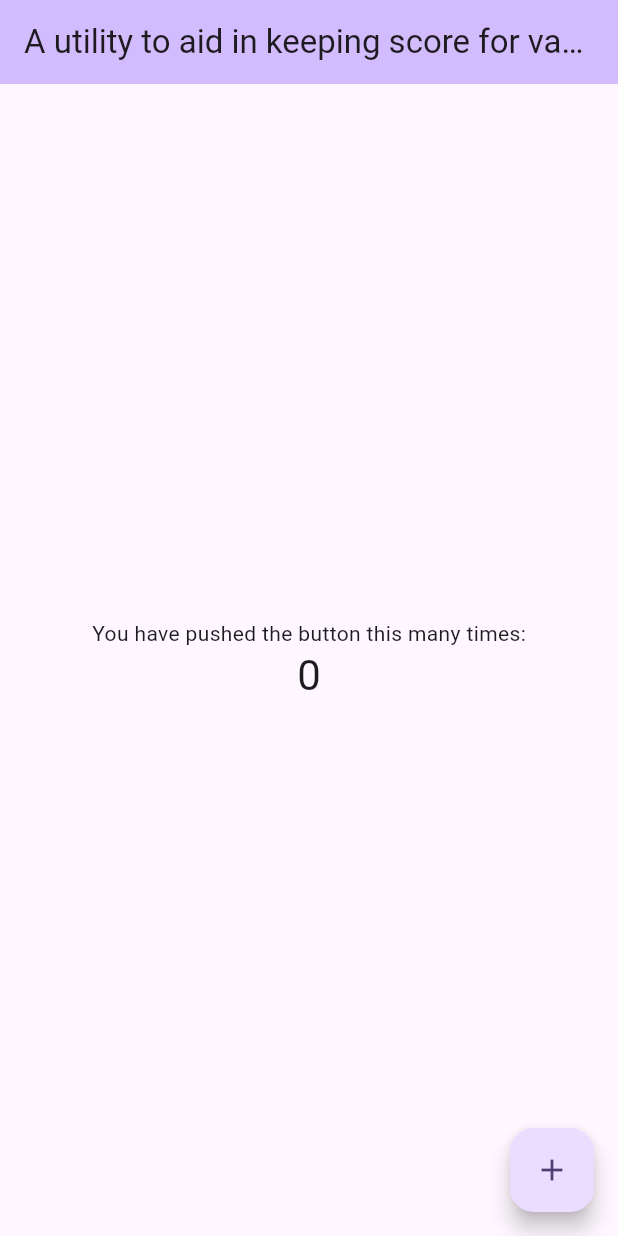
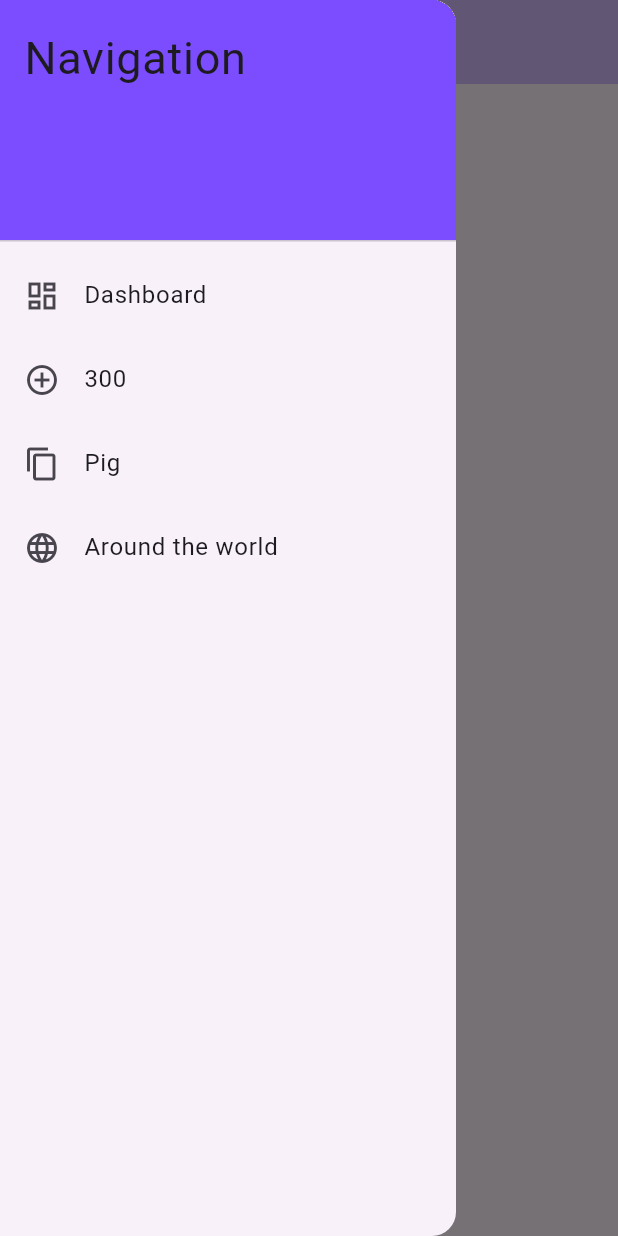
Before and after one commit to ts30727/dartAssistant, a Flutter app: the screen it shows after launch, with the side drawer open (before the commit the screen has no drawer), on a phone screen of 412 x 824 dp. Run offline on Flutter 3.47's test engine with Material 3 defaults, Android fonts, the phone set to English and light mode, and no system bars.

Commit message:
Navigation
Designed and implemented main navigation scheme. Also cleaned up some comments.

```diff
--- a/lib/main.dart
+++ b/lib/main.dart
@@ -1,4 +1,11 @@
+import 'package:dart_assistant/Pages/AroundTheWorld.dart';
+import 'package:dart_assistant/Pages/Dashboard.dart';
+import 'package:dart_assistant/Pages/ThreeHundred.dart';
 import 'package:flutter/material.dart';
+import 'package:dart_assistant/dataModels/NavPage.dart';
+
+import 'Pages/Pig.dart';
+
 
 void main() {
   runApp(const MyApp());
@@ -31,22 +38,14 @@ class MyApp extends StatelessWidget {
         colorScheme: ColorScheme.fromSeed(seedColor: Colors.deepPurple),
         useMaterial3: true,
       ),
-      home: const MyHomePage(title: 'A utility to aid in keeping score for various dart games.'),
+      home: const MyHomePage(
+          title: 'A utility to aid in keeping score for various dart games.'),
     );
   }
 }
 
 class MyHomePage extends StatefulWidget {
   const MyHomePage({super.key, required this.title});
-
-  // This widget is the home page of your application. It is stateful, meaning
-  // that it has a State object (defined below) that contains fields that affect
-  // how it looks.
-
-  // This class is the configuration for the state. It holds the values (in this
-  // case the title) provided by the parent (in this case the App widget) and
-  // used by the build method of the State. Fields in a Widget subclass are
-  // always marked "final".
 
   final String title;
 
@@ -55,71 +54,70 @@ class MyHomePage extends StatefulWidget {
 }
 
 class _MyHomePageState extends State<MyHomePage> {
-  int _counter = 0;
+  Widget _currentPage = const Dashboard();
 
-  void _incrementCounter() {
+  void navToPage(NavPage page) {
     setState(() {
-      // This call to setState tells the Flutter framework that something has
-      // changed in this State, which causes it to rerun the build method below
-      // so that the display can reflect the updated values. If we changed
-      // _counter without calling setState(), then the build method would not be
-      // called again, and so nothing would appear to happen.
-      _counter++;
+      _currentPage = switch(page) {
+        NavPage.dashboard => const Dashboard(),
+        NavPage.threeHundred => const ThreeHundred(),
+        NavPage.pig => const Pig(),
+        NavPage.aroundTheWorld => const AroundTheWorld(),
+      };
     });
+    Navigator.pop(context);
   }
 
   @override
   Widget build(BuildContext context) {
-    // This method is rerun every time setState is called, for instance as done
-    // by the _incrementCounter method above.
-    //
-    // The Flutter framework has been optimized to make rerunning build methods
-    // fast, so that you can just rebuild anything that needs updating rather
-    // than having to individually change instances of widgets.
     return Scaffold(
         appBar: AppBar(
-        // TRY THIS: Try changing the color here to a specific color (to
-        // Colors.amber, perhaps?) and trigger a hot reload to see the AppBar
-        // change color while the other colors stay the same.
           backgroundColor: Theme.of(context).colorScheme.inversePrimary,
-        // Here we take the value from the MyHomePage object that was created by
-        // the App.build method, and use it to set our appbar title.
-        title: Text(widget.title),
+          title: const Text('Dart Assistant'),
         ),
-      body: Center(
-        // Center is a layout widget. It takes a single child and positions it
-        // in the middle of the parent.
-        child: Column(
-          // Column is also a layout widget. It takes a list of children and
-          // arranges them vertically. By default, it sizes itself to fit its
-          // children horizontally, and tries to be as tall as its parent.
-          //
-          // Column has various properties to control how it sizes itself and
-          // how it positions its children. Here we use mainAxisAlignment to
-          // center the children vertically; the main axis here is the vertical
-          // axis because Columns are vertical (the cross axis would be
-          // horizontal).
-          //
-          // TRY THIS: Invoke "debug painting" (choose the "Toggle Debug Paint"
-          // action in the IDE, or press "p" in the console), to see the
-          // wireframe for each widget.
-          mainAxisAlignment: MainAxisAlignment.center,
-          children: <Widget>[
-            const Text(
-              'You have pushed the button this many times:',
+        drawer: Drawer(
+            child: ListView(children: [
+          const DrawerHeader(
+              decoration: BoxDecoration(
+                color: Colors.deepPurpleAccent,
               ),
-            Text(
-              '$_counter',
-              style: Theme.of(context).textTheme.headlineMedium,
+              child: (Text(
+                "Navigation",
+                style: TextStyle(
+                    // color: CupertinoColors.systemBackground,
+                    fontSize: 30),
+              ))),
+          ListTile(
+            leading: const Icon(Icons.dashboard_outlined),
+            title: const Text("Dashboard"),
+            // selectedColor: CustomColors.ioRed,
+            onTap: () {
+              navToPage(NavPage.dashboard);
+            },
           ),
-          ],
+          ListTile(
+            leading: const Icon(Icons.add_circle_outline),
+            title: const Text("300"),
+            onTap: () {
+              navToPage(NavPage.threeHundred);
+            },
           ),
+          ListTile(
+            leading: const Icon(Icons.copy),
+            title: const Text("Pig"),
+            onTap: () {
+              navToPage(NavPage.pig);
+            },
           ),
-      floatingActionButton: FloatingActionButton(
-        onPressed: _incrementCounter,
-        tooltip: 'Increment',
-        child: const Icon(Icons.add),
-      ), // This trailing comma makes auto-formatting nicer for build methods.
+          ListTile(
+            leading: const Icon(Icons.language),
+            title: const Text("Around the world"),
+            onTap: () {
+              navToPage(NavPage.aroundTheWorld);
+            },
+          ),
+        ])),
+        body: _currentPage,
     );
   }
 }
```
Lines whose indentation alone changed are shown as unchanged.
